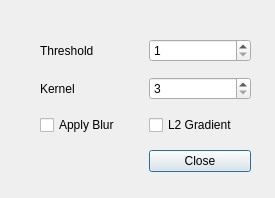
Before: the Qt Designer form Dialogs/cannydialog.ui in ai-bites/ocvGUI, drawn with Qt 5.
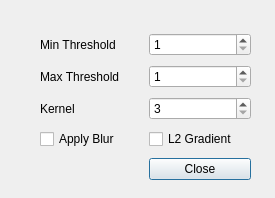
After: the same form once the commit is applied.

Diff of the .ui file:
```diff
--- a/Dialogs/cannydialog.ui
+++ b/Dialogs/cannydialog.ui
@@ -19,39 +19,25 @@
      <x>40</x>
      <y>30</y>
      <width>211</width>
-     <height>151</height>
+     <height>158</height>
     </rect>
    </property>
    <layout class="QGridLayout" name="gridLayout">
-    <item row="1" column="1">
-     <widget class="QSpinBox" name="CannyThreshSpinBox">
-      <property name="minimum">
-       <number>1</number>
-      </property>
-     </widget>
-    </item>
-    <item row="2" column="0">
-     <widget class="QLabel" name="label_2">
+    <item row="4" column="0">
+     <widget class="QCheckBox" name="CannyCheckBox">
       <property name="text">
-       <string>Kernel</string>
-      </property>
-     </widget>
-    </item>
-    <item row="1" column="0">
-     <widget class="QLabel" name="label">
-      <property name="text">
-       <string>Threshold</string>
+       <string>Apply Blur</string>
       </property>
      </widget>
     </item>
     <item row="4" column="1">
-     <widget class="QPushButton" name="CannyCancelButton">
+     <widget class="QCheckBox" name="CannyLtwoCheckBox">
       <property name="text">
-       <string>Close</string>
+       <string>L2 Gradient</string>
       </property>
      </widget>
     </item>
-    <item row="2" column="1">
+    <item row="3" column="1">
      <widget class="QSpinBox" name="CannyKernelSpinBox">
       <property name="minimum">
        <number>3</number>
@@ -64,17 +50,45 @@
       </property>
      </widget>
     </item>
-    <item row="3" column="1">
-     <widget class="QCheckBox" name="CannyLtwoCheckBox">
+    <item row="5" column="1">
+     <widget class="QPushButton" name="CannyCancelButton">
       <property name="text">
-       <string>L2 Gradient</string>
+       <string>Close</string>
+      </property>
+     </widget>
+    </item>
+    <item row="1" column="0">
+     <widget class="QLabel" name="label">
+      <property name="text">
+       <string>Min Threshold</string>
       </property>
      </widget>
     </item>
     <item row="3" column="0">
-     <widget class="QCheckBox" name="CannyCheckBox">
+     <widget class="QLabel" name="label_2">
       <property name="text">
-       <string>Apply Blur</string>
+       <string>Kernel</string>
+      </property>
+     </widget>
+    </item>
+    <item row="1" column="1">
+     <widget class="QSpinBox" name="CannyThreshSpinBox">
+      <property name="minimum">
+       <number>1</number>
+      </property>
+     </widget>
+    </item>
+    <item row="2" column="0">
+     <widget class="QLabel" name="label_3">
+      <property name="text">
+       <string>Max Threshold</string>
+      </property>
+     </widget>
+    </item>
+    <item row="2" column="1">
+     <widget class="QSpinBox" name="CannyMaxThreshSpinBox">
+      <property name="minimum">
+       <number>1</number>
       </property>
      </widget>
     </item>
```
